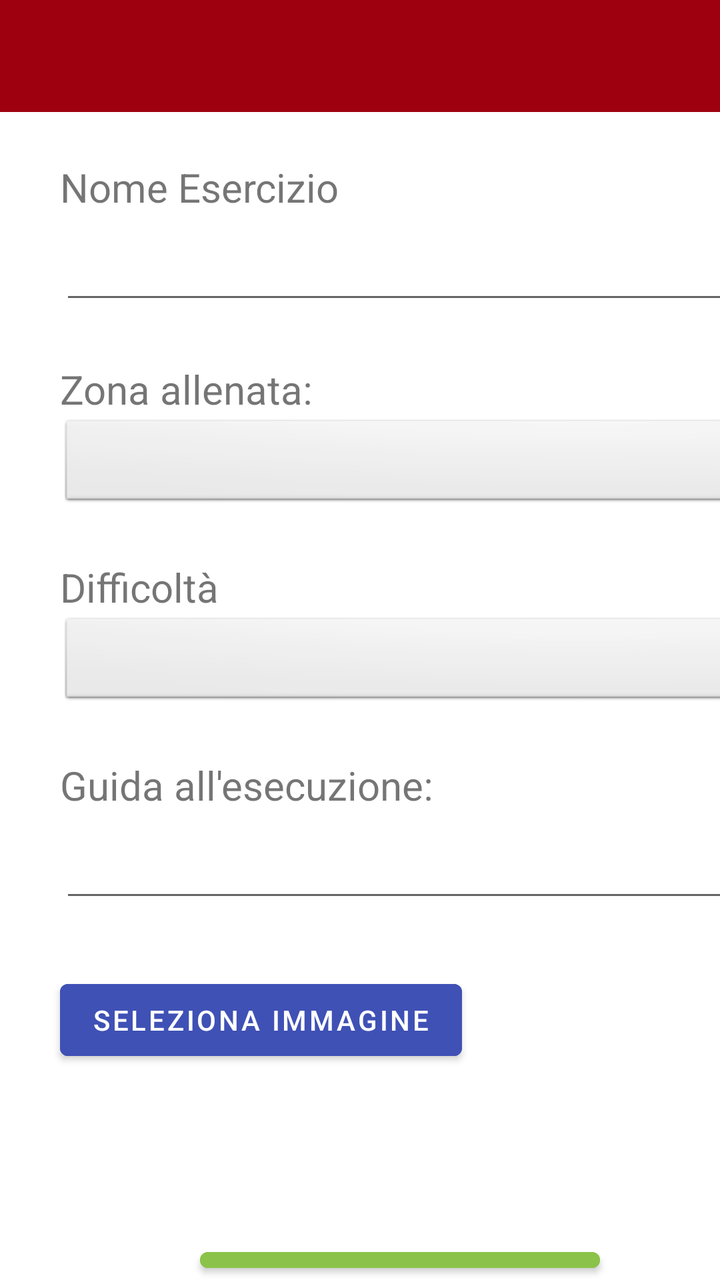
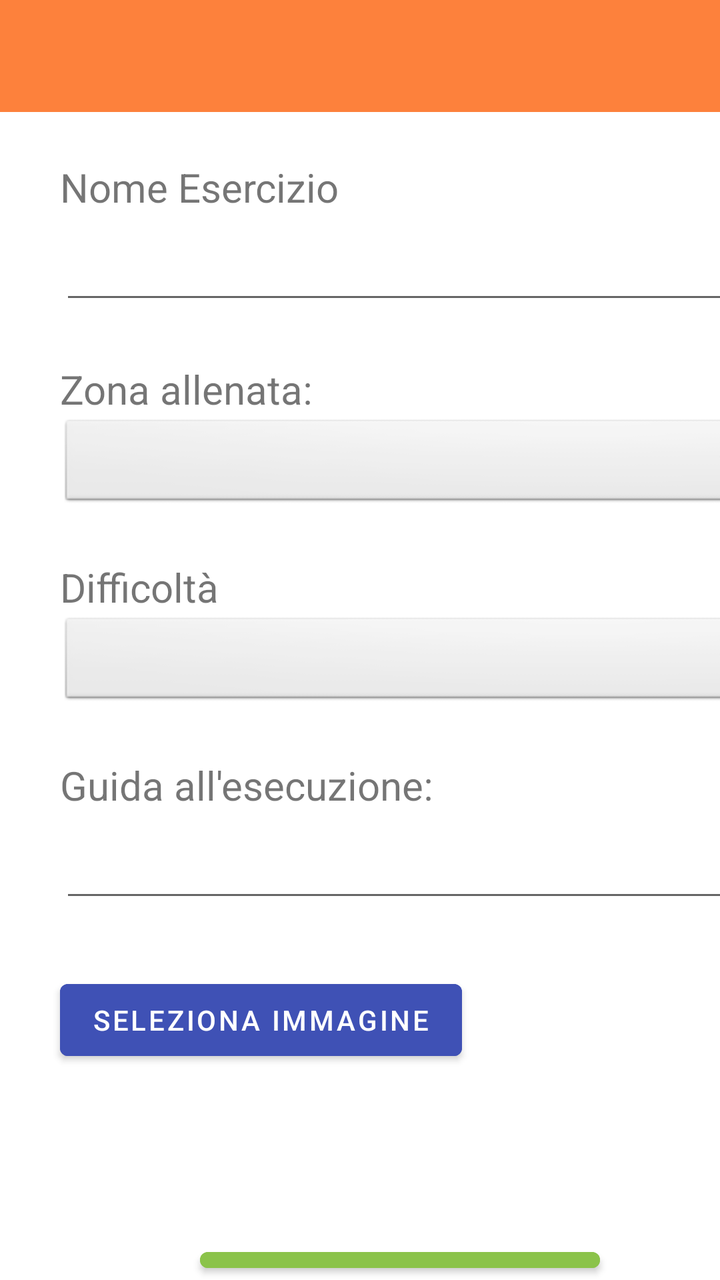

Compare the two renders of this Android layout. The source of the first and the diff that turns it into the second are given below.
<!-- AndroidManifest.xml: application theme Theme.YourCali -->
<!-- res/layout/activity_exercise_creation.xml -->
<?xml version="1.0" encoding="utf-8"?>
<LinearLayout xmlns:android="http://schemas.android.com/apk/res/android"
    xmlns:tools="http://schemas.android.com/tools"
    android:layout_width="match_parent"
    android:layout_height="match_parent"
    android:orientation="vertical"
    tools:context=".ExerciseCreationActivity">

    <androidx.appcompat.widget.Toolbar
        android:id="@+id/exerciseCreationToolbar"
        android:layout_width="match_parent"
        android:layout_height="wrap_content"
        android:background="@color/Cranberry"
        android:minHeight="?attr/actionBarSize"
        android:theme="@style/MyThemeOverlay_Toolbar2" />

    <Space
        android:id="@+id/space"
        android:layout_width="403dp"
        android:layout_height="24dp" />

    <TextView
        android:layout_width="wrap_content"
        android:layout_height="wrap_content"
        android:layout_marginHorizontal="30sp"
        android:text="@string/nome_esercizio"
        android:textSize="20sp" />

    <EditText
        android:id="@+id/exerciseNamePlain"
        android:layout_width="360sp"
        android:layout_height="50sp"
        android:layout_marginHorizontal="30sp"
        android:autofillHints=""
        android:ems="10"
        android:inputType="textPersonName"
        android:labelFor="@+id/exerciseNamePlain"
        tools:ignore="SpeakableTextPresentCheck" />

    <Space
        android:layout_width="match_parent"
        android:layout_height="24dp" />

    <TextView
        android:id="@+id/textView4"
        android:layout_width="wrap_content"
        android:layout_height="wrap_content"
        android:layout_marginHorizontal="30sp"
        android:text="@string/zona_allenata"
        android:textSize="20sp" />

    <Spinner
        android:id="@+id/spinnerZona"
        android:layout_width="360dp"
        android:layout_height="48dp"
        android:layout_marginHorizontal="30sp"
        android:background="@android:drawable/btn_dropdown"
        android:spinnerMode="dropdown"
        tools:ignore="SpeakableTextPresentCheck" />

    <Space
        android:id="@+id/space2"
        android:layout_width="match_parent"
        android:layout_height="24dp" />

    <TextView
        android:id="@+id/textView3"
        android:layout_width="wrap_content"
        android:layout_height="wrap_content"
        android:layout_marginHorizontal="30sp"
        android:text="@string/difficolta"
        android:textSize="20sp" />

    <Spinner
        android:id="@+id/spinnerDifficolta"
        android:layout_width="360dp"
        android:layout_height="48dp"
        android:layout_marginHorizontal="30sp"
        android:background="@android:drawable/btn_dropdown"
        android:spinnerMode="dropdown"
        tools:ignore="SpeakableTextPresentCheck" />

    <Space
        android:id="@+id/space3"
        android:layout_width="match_parent"
        android:layout_height="24dp" />

    <TextView
        android:id="@+id/textView2"
        android:layout_width="wrap_content"
        android:layout_height="wrap_content"
        android:layout_marginHorizontal="30sp"
        android:text="@string/guida_all_esecuzione"
        android:textSize="20sp" />

    <EditText
        android:id="@+id/helpGuidePlain"
        android:layout_width="360sp"
        android:layout_height="50sp"
        android:layout_marginHorizontal="30sp"
        android:autofillHints=""
        android:inputType="textMultiLine"
        android:labelFor="@id/helpGuidePlain"
        tools:ignore="SpeakableTextPresentCheck" />

    <Space
        android:id="@+id/space4"
        android:layout_width="match_parent"
        android:layout_height="10sp" />

    <LinearLayout
        android:layout_width="match_parent"
        android:layout_height="79dp"
        android:orientation="horizontal">

        <Button
            android:id="@+id/gallery"
            android:layout_width="wrap_content"
            android:layout_height="wrap_content"
            android:layout_marginHorizontal="30sp"
            android:layout_marginTop="20sp"
            android:backgroundTint="#3F51B5"
            android:text="@string/seleziona_immagine" />

        <ImageView
            android:id="@+id/imageView"
            android:layout_marginLeft="30sp"
            android:layout_width="80dp"
            android:layout_height="80dp"
            android:layout_marginStart="30sp"
            android:contentDescription="@string/immagine_esercizio" />


    </LinearLayout>

    <TextView
        android:id="@+id/imageError"
        android:layout_width="match_parent"
        android:layout_height="75sp"
        android:text="Attenzione! Inserire un'immagine"
        android:textAlignment="center"
        android:textColor="@color/Cranberry"
        android:visibility="invisible" />

    <Button
        android:id="@+id/saveExerciseButton"
        android:layout_width="200dp"
        android:layout_height="wrap_content"
        android:layout_marginStart="100sp"
        android:backgroundTint="#8BC34A"
        android:gravity="center"
        android:text="@string/salva"
        android:textAlignment="center"
        android:onClick="displayToast"/>


</LinearLayout>
<!-- resources referenced by this layout -->
<resources>
  <color name="Cranberry">#9F000F</color>
  <string name="difficolta">Difficoltà</string>
  <string name="guida_all_esecuzione">Guida all\'esecuzione:</string>
  <string name="immagine_esercizio">Immagine esercizio</string>
  <string name="nome_esercizio">Nome Esercizio</string>
  <string name="salva">Salva</string>
  <string name="seleziona_immagine">Seleziona immagine</string>
  <string name="zona_allenata">Zona allenata:</string>
  <style name="MyThemeOverlay_Toolbar2" parent="ThemeOverlay.MaterialComponents.Toolbar.Primary">
          
          <item name="android:textColorPrimary">@color/white</item>
  
          
          <item name="colorOnPrimary">@color/white</item>
      </style>
  <style name="Theme.YourCali" parent="Theme.MaterialComponents.DayNight.NoActionBar">
          
          <item name="colorPrimary">@color/purple_500</item>
          <item name="colorPrimaryVariant">@color/purple_700</item>
          <item name="colorOnPrimary">@color/white</item>
          
          <item name="colorSecondary">@color/teal_200</item>
          <item name="colorSecondaryVariant">@color/teal_700</item>
          <item name="colorOnSecondary">@color/black</item>
          
          <item name="android:statusBarColor">@color/DarkCranberry</item>
          
      </style>
  <color name="white">#FFFFFFFF</color>
  <color name="purple_500">#FF6200EE</color>
  <color name="purple_700">#FF3700B3</color>
  <color name="teal_200">#FF03DAC5</color>
  <color name="teal_700">#FF018786</color>
  <color name="black">#FF000000</color>
  <color name="DarkCranberry">#FF7A020E</color>
</resources>

<!-- the commit's change to res/layout/activity_exercise_creation.xml (unified diff, before → after) -->
@@ -10,7 +10,7 @@
         android:id="@+id/exerciseCreationToolbar"
         android:layout_width="match_parent"
         android:layout_height="wrap_content"
-        android:background="@color/Cranberry"
+        android:background="@color/Orange"
         android:minHeight="?attr/actionBarSize"
         android:theme="@style/MyThemeOverlay_Toolbar2" />
 
<!-- resource entries referenced after the edit -->
@@ -1,6 +1,7 @@
 <!-- resources referenced by this layout -->
 <resources>
   <color name="Cranberry">#9F000F</color>
+  <color name="Orange">#FD813C</color>
   <string name="difficolta">Difficoltà</string>
   <string name="guida_all_esecuzione">Guida all\'esecuzione:</string>
   <string name="immagine_esercizio">Immagine esercizio</string>
@@ -25,7 +26,7 @@
           <item name="colorSecondaryVariant">@color/teal_700</item>
           <item name="colorOnSecondary">@color/black</item>
           
-          <item name="android:statusBarColor">@color/DarkCranberry</item>
+          <item name="android:statusBarColor">@color/DarkOrange</item>
           
       </style>
   <color name="white">#FFFFFFFF</color>
@@ -34,6 +35,6 @@
   <color name="teal_200">#FF03DAC5</color>
   <color name="teal_700">#FF018786</color>
   <color name="black">#FF000000</color>
-  <color name="DarkCranberry">#FF7A020E</color>
+  <color name="DarkOrange">#FF6F1F</color>
 </resources>
 
